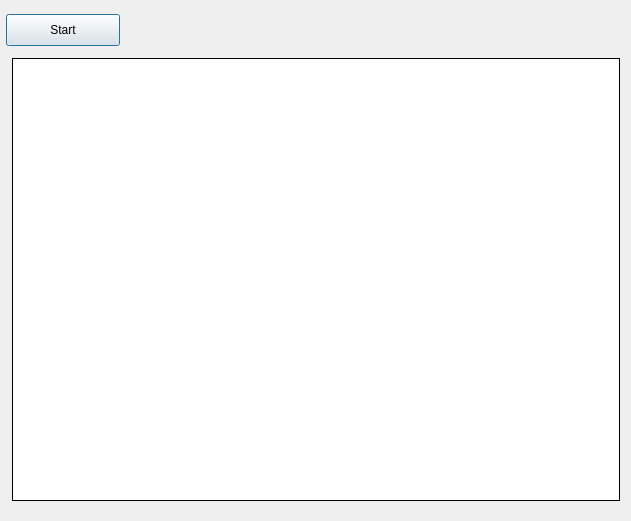
Old version of the form dialog.ui in the repository Kabotyn/Langton-s-Ant.
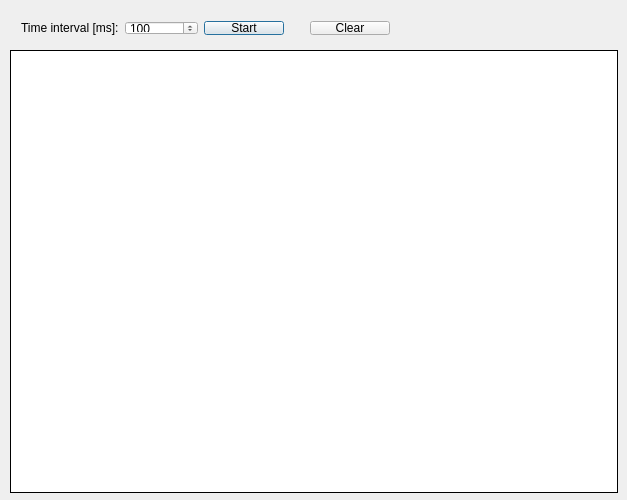
New version of the form.

```diff
--- a/dialog.ui
+++ b/dialog.ui
@@ -6,8 +6,8 @@
    <rect>
     <x>0</x>
     <y>0</y>
-    <width>631</width>
-    <height>521</height>
+    <width>627</width>
+    <height>500</height>
    </rect>
   </property>
   <property name="sizePolicy">
@@ -18,14 +18,14 @@
   </property>
   <property name="minimumSize">
    <size>
-    <width>0</width>
-    <height>0</height>
+    <width>627</width>
+    <height>500</height>
    </size>
   </property>
   <property name="maximumSize">
    <size>
-    <width>1000</width>
-    <height>1000</height>
+    <width>627</width>
+    <height>500</height>
    </size>
   </property>
   <property name="windowTitle">
@@ -37,8 +37,8 @@
   <widget class="QGraphicsView" name="graphicsView">
    <property name="geometry">
     <rect>
-     <x>12</x>
-     <y>58</y>
+     <x>10</x>
+     <y>50</y>
      <width>608</width>
      <height>443</height>
     </rect>
@@ -73,18 +73,67 @@
     </rectf>
    </property>
   </widget>
-  <widget class="QPushButton" name="pushButton">
+  <widget class="QWidget" name="">
    <property name="geometry">
     <rect>
-     <x>6</x>
-     <y>14</y>
-     <width>114</width>
-     <height>32</height>
+     <x>10</x>
+     <y>10</y>
+     <width>391</width>
+     <height>36</height>
     </rect>
    </property>
-   <property name="text">
-    <string>Start</string>
-   </property>
+   <layout class="QHBoxLayout" name="horizontalLayout">
+    <item>
+     <widget class="QLabel" name="label">
+      <property name="text">
+       <string>Time interval [ms]:</string>
+      </property>
+     </widget>
+    </item>
+    <item>
+     <widget class="QSpinBox" name="intervalBox">
+      <property name="minimum">
+       <number>1</number>
+      </property>
+      <property name="maximum">
+       <number>60000</number>
+      </property>
+      <property name="value">
+       <number>100</number>
+      </property>
+     </widget>
+    </item>
+    <item>
+     <widget class="QPushButton" name="pushButton">
+      <property name="text">
+       <string>Start</string>
+      </property>
+     </widget>
+    </item>
+    <item>
+     <spacer name="horizontalSpacer_2">
+      <property name="orientation">
+       <enum>Qt::Horizontal</enum>
+      </property>
+      <property name="sizeType">
+       <enum>QSizePolicy::Fixed</enum>
+      </property>
+      <property name="sizeHint" stdset="0">
+       <size>
+        <width>20</width>
+        <height>20</height>
+       </size>
+      </property>
+     </spacer>
+    </item>
+    <item>
+     <widget class="QPushButton" name="clearButton">
+      <property name="text">
+       <string>Clear</string>
+      </property>
+     </widget>
+    </item>
+   </layout>
   </widget>
  </widget>
  <layoutdefault spacing="6" margin="11"/>
```
